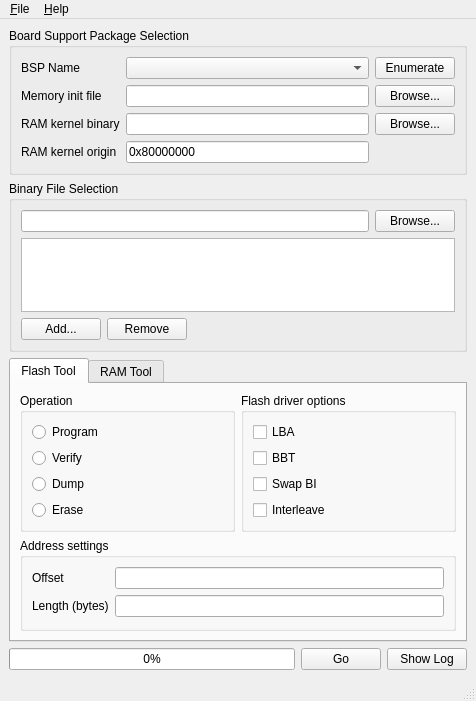
This is mx-toolkit-ui/mainwindow.ui in hbock/pyatk as Qt 5 draws it before an edit. The edited form follows.
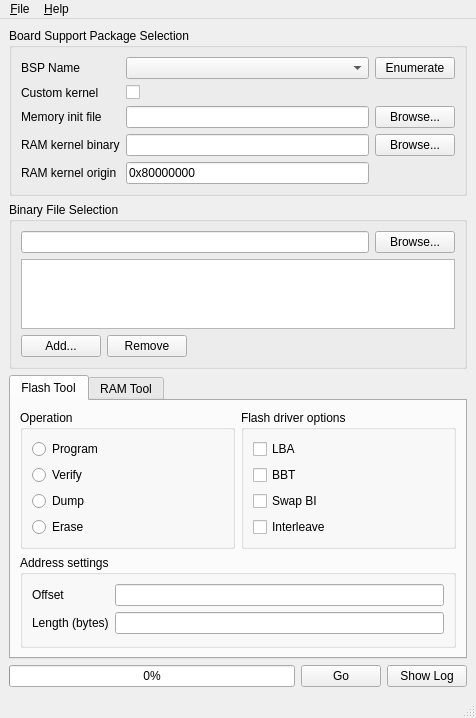
This is the edited form.

Commit message:
mx-toolkit-ui: make customizing the RAM kernel/init file a checkbox instead of a custom entry
The most common way of customizing a BSP is specifying a new RAM kernel or memory init file,
but keeping the base processor information (bootloader VID/PID, SDRAM addresses, etc). So change
the customization entries to be in addition to selecting a BSP instead of a special "custom" BSP

Diff of the .ui file:
```diff
--- a/mx-toolkit-ui/mainwindow.ui
+++ b/mx-toolkit-ui/mainwindow.ui
@@ -27,6 +27,20 @@
        <string>Board Support Package Selection</string>
       </property>
       <layout class="QGridLayout" name="gridLayout">
+       <item row="4" column="0">
+        <widget class="QLabel" name="label_3">
+         <property name="text">
+          <string>RAM kernel origin</string>
+         </property>
+        </widget>
+       </item>
+       <item row="4" column="1">
+        <widget class="QLineEdit" name="ram_kernel_origin_lineedit">
+         <property name="text">
+          <string>0x80000000</string>
+         </property>
+        </widget>
+       </item>
        <item row="0" column="0">
         <widget class="QLabel" name="label_6">
          <property name="text">
@@ -50,51 +64,51 @@
          </property>
         </widget>
        </item>
-       <item row="1" column="0">
+       <item row="2" column="0">
         <widget class="QLabel" name="label">
          <property name="text">
           <string>Memory init file</string>
          </property>
         </widget>
        </item>
-       <item row="1" column="1">
+       <item row="2" column="1">
         <widget class="QLineEdit" name="memory_init_lineedit"/>
        </item>
-       <item row="1" column="2">
+       <item row="2" column="2">
         <widget class="QPushButton" name="memory_init_browse_button">
          <property name="text">
           <string>Browse...</string>
          </property>
         </widget>
        </item>
-       <item row="2" column="0">
+       <item row="3" column="0">
         <widget class="QLabel" name="label_2">
          <property name="text">
           <string>RAM kernel binary</string>
          </property>
         </widget>
        </item>
-       <item row="2" column="1">
+       <item row="3" column="1">
         <widget class="QLineEdit" name="ram_kernel_binary_lineedit"/>
        </item>
-       <item row="2" column="2">
+       <item row="3" column="2">
         <widget class="QPushButton" name="ram_kernel_browse_button">
          <property name="text">
           <string>Browse...</string>
          </property>
         </widget>
        </item>
-       <item row="3" column="0">
-        <widget class="QLabel" name="label_3">
+       <item row="1" column="1">
+        <widget class="QCheckBox" name="bsp_custom_checkbox">
          <property name="text">
-          <string>RAM kernel origin</string>
+          <string/>
          </property>
         </widget>
        </item>
-       <item row="3" column="1">
-        <widget class="QLineEdit" name="ram_kernel_origin_lineedit">
+       <item row="1" column="0">
+        <widget class="QLabel" name="label_9">
          <property name="text">
-          <string>0x80000000</string>
+          <string>Custom kernel</string>
          </property>
         </widget>
        </item>
```
The commit also changes 2 other files.
